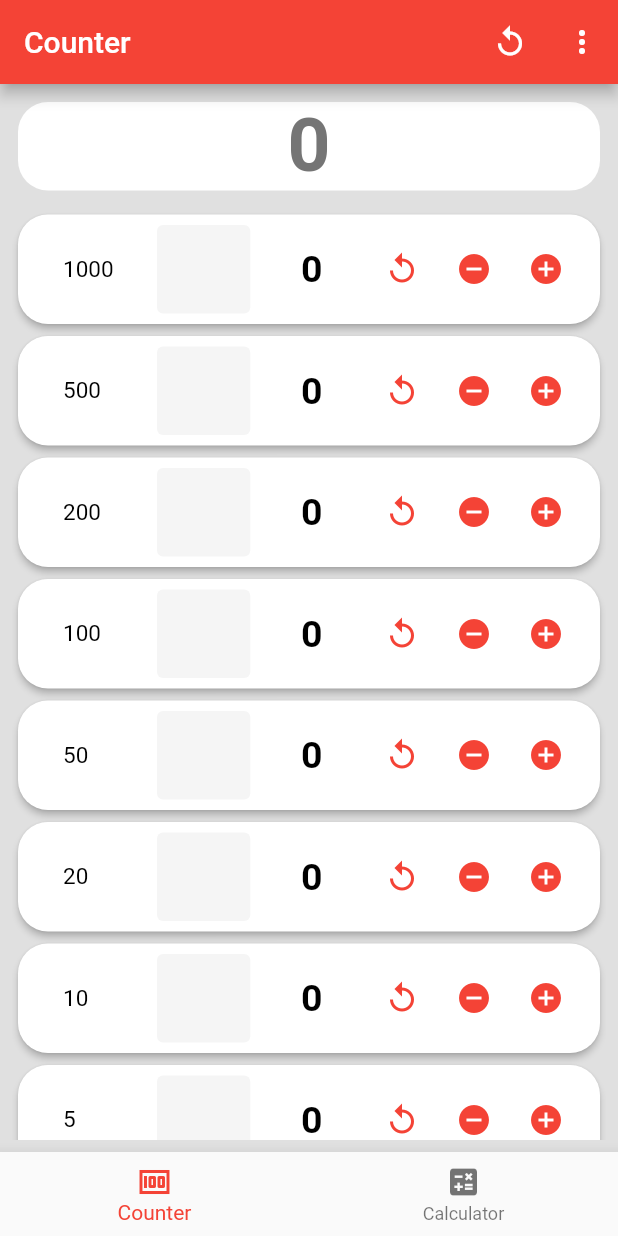
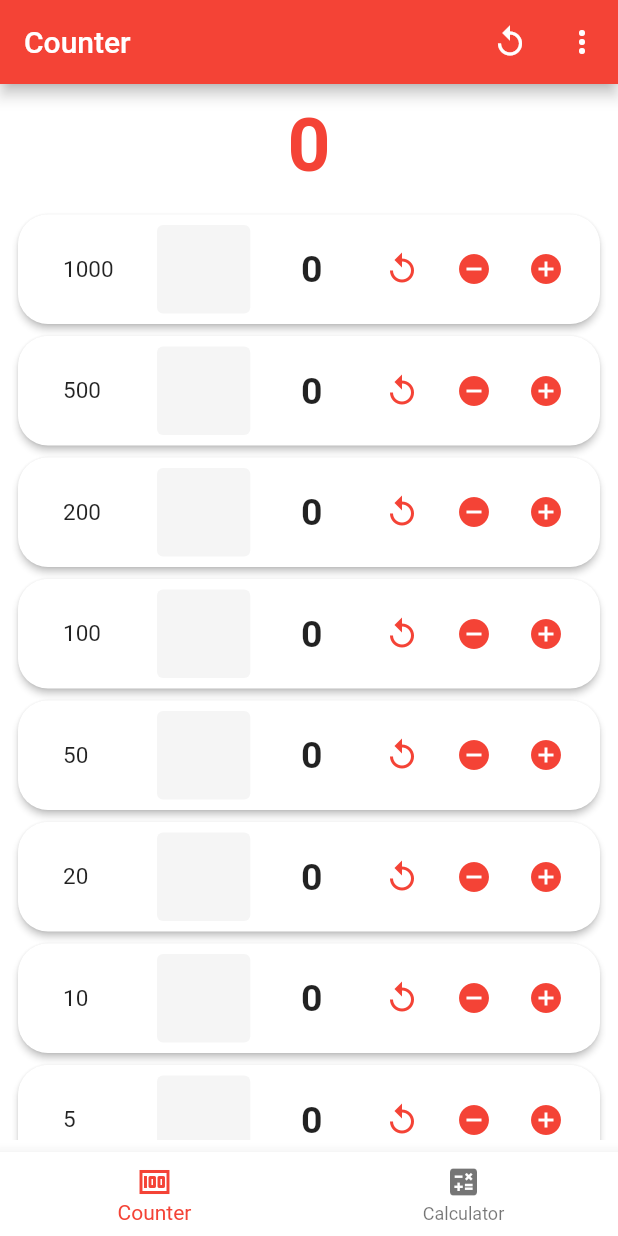
Before and after one commit to OverdriveNGain/counter-calc, a Flutter app: the screen it shows after launch, after a tap on the "replay" icon, on a phone screen of 412 x 824 dp. Run offline on Flutter 3.47's test engine with Material 2 defaults, Android fonts, the phone set to English and light mode, and no system bars; our stand-ins replace auto_size_text, flutter_spinkit, fluttertoast, math_expressions, shared_preferences.

Commit message:
Made counter screen dependent on theme

```diff
--- a/lib/main.dart
+++ b/lib/main.dart
@@ -1,5 +1,4 @@
 import 'package:flutter/material.dart';
-import 'package:calc/scripts/theme.dart';
 import 'package:calc/pages/calculator.dart';
 import 'package:calc/pages/counter.dart';
 import 'package:calc/pages/counter_denoms.dart';
@@ -7,9 +6,22 @@ import 'package:calc/pages/loading.dart';
 import 'package:calc/scripts/save.dart';
 
 void main() {
-  Themes.setTheme(themeMode.Default);
-
   runApp(MaterialApp(
+    theme: ThemeData.from(colorScheme: ColorScheme(
+      primary: Colors.red,
+      primaryVariant: Colors.red[300],
+      secondary: Colors.lightBlueAccent,
+      secondaryVariant: Colors.lightBlueAccent[200],
+      surface: Colors.white,
+      onSurface: Colors.black,
+      background: Colors.grey[50],
+      onBackground: Colors.black,
+      onError: Colors.white,
+      onPrimary: Colors.black,
+      onSecondary: Colors.blue,
+      brightness: Brightness.light,
+      error: Colors.purple
+    )),
     routes: {
       "/": (context) => Loading(),
       "/counter_denoms": (context) => CounterDenominations(),
@@ -42,7 +54,7 @@ class _HomePageState extends State<HomePage> {
         // backgroundColor: Themes.primary,
         // unselectedItemColor: Themes.accent,
         // selectedItemColor: lighten(Themes.accent, 0.75),
-        fixedColor: Themes.accent,
+        // fixedColor: Themes.accent,
         items: <BottomNavigationBarItem>[
           BottomNavigationBarItem(icon: Icon(Icons.money), label: "Counter"),
           BottomNavigationBarItem(icon: Icon(Icons.calculate), label: "Calculator"),
--- a/lib/pages/counter.dart
+++ b/lib/pages/counter.dart
@@ -1,5 +1,4 @@
 import 'package:flutter/material.dart';
-import 'package:calc/scripts/theme.dart';
 import 'package:calc/scripts/func.dart';
 import 'package:flutter/services.dart';
 import 'package:calc/scripts/save.dart';
@@ -27,13 +26,13 @@ class _Count extends State<Count> {
         content: Text("Reset all fields?"),
         actions: [
           TextButton(
-            child: Text("No", style: TextStyle( color: Themes.accent)),
+            child: Text("No"),
             onPressed: (){
               Navigator.pop(context);
             },
           ),
           TextButton(
-            child: Text("Yes", style: TextStyle( color: Themes.accent)),
+            child: Text("Yes"),
             onPressed: () {
               Navigator.pop(context);
               setState(() {
@@ -65,11 +64,11 @@ class _Count extends State<Count> {
       }
     }
 
+    ColorScheme cs = Theme.of(context).colorScheme;
 
     return Scaffold(
       appBar: AppBar(
         title: Text("Counter"),
-        backgroundColor: Themes.accent,
         actions: [
           IconButton(
             onPressed: (){
@@ -97,7 +96,6 @@ class _Count extends State<Count> {
         ],
       ),
       body: Container(
-        color: Themes.secondary,
         child: Column(
           crossAxisAlignment: CrossAxisAlignment.stretch,
           children: [
@@ -120,13 +118,13 @@ class _Count extends State<Count> {
                   child: Container(
                     alignment: Alignment.center,
                     decoration:BoxDecoration(
-                      color:Themes.primary,
-                      borderRadius: BorderRadius.all(Radius.circular(20.0)),
+                      // borderRadius: BorderRadius.all(Radius.circular(20.0)),
+                      color: cs.surface
                     ),
                     child: Text(
                       displayTotal(Save.denominations),
                       style: TextStyle(
-                        color: Colors.grey[600],
+                        color: cs.primary,
                         fontWeight: FontWeight.bold,
                         fontSize: 50,
                       ),
@@ -138,11 +136,9 @@ class _Count extends State<Count> {
             Expanded(
               child: Container(
                 margin: EdgeInsets.fromLTRB(8.0, 0, 8,8),
-                color: Themes.secondary,
                 child: SingleChildScrollView(
                   // itemCount: Save.denominations.length,
                   child: Column(children: List.generate(Save.denominations.length, (i) => Card(
-                        color: Themes.primary,
                         shape: RoundedRectangleBorder(borderRadius: BorderRadius.all(Radius.circular(20.0))),
                         elevation:2.0,
                         child: Container(
@@ -155,8 +151,7 @@ class _Count extends State<Count> {
                                 child: Text(
                                   doubleMinimize(Save.denominations[i].value),
                                   style: TextStyle(
-                                    fontSize: 15,
-                                    color: Themes.words,
+                                    fontSize: 15
                                   ),
                                 ),
                               ),
@@ -169,9 +164,6 @@ class _Count extends State<Count> {
                                       child: Container(
                                         margin: EdgeInsets.all(5.0),
                                         child: TextFormField(
-                                          style: TextStyle(
-                                            color: Themes.words,
-                                          ),
                                           cursorColor: Theme.of(context).colorScheme.primary,
                                           controller: denominationControllers[i],
                                           maxLines: 1,
@@ -181,7 +173,6 @@ class _Count extends State<Count> {
                                           textAlign: TextAlign.center,
                                           decoration: InputDecoration(
                                             filled: true,
-                                            focusColor: Themes.accent,
                                             fillColor: Colors.grey[100],
                                             border: OutlineInputBorder(borderSide: BorderSide.none)
                                           ),
@@ -201,12 +192,11 @@ class _Count extends State<Count> {
                                         style: TextStyle(
                                           fontWeight: FontWeight.bold,
                                           fontSize: 25,
-                                          color: Themes.words,
                                         ),
                                       ),
                                     ),
                                     IconButton(
-                                      icon: Icon(Icons.replay_sharp, color: Themes.accent),
+                                      icon: Icon(Icons.replay_sharp, color: cs.primary),
                                       padding: EdgeInsets.all(0.0),
                                       onPressed: () {
                                         setState(() {
@@ -217,7 +207,7 @@ class _Count extends State<Count> {
                                       },
                                     ),
                                     IconButton(
-                                      icon: Icon(Icons.remove_circle, color: Themes.accent),
+                                      icon: Icon(Icons.remove_circle, color: cs.primary),
                                       padding: EdgeInsets.all(0.0),
                                       onPressed: () {
                                         setState(() {
@@ -230,7 +220,7 @@ class _Count extends State<Count> {
                                       },
                                     ),
                                     IconButton(
-                                      icon: Icon(Icons.add_circle, color: Themes.accent),
+                                      icon: Icon(Icons.add_circle, color: cs.primary),
                                       padding: EdgeInsets.all(0.0),
                                       onPressed: () {
                                         setState(() {
```
